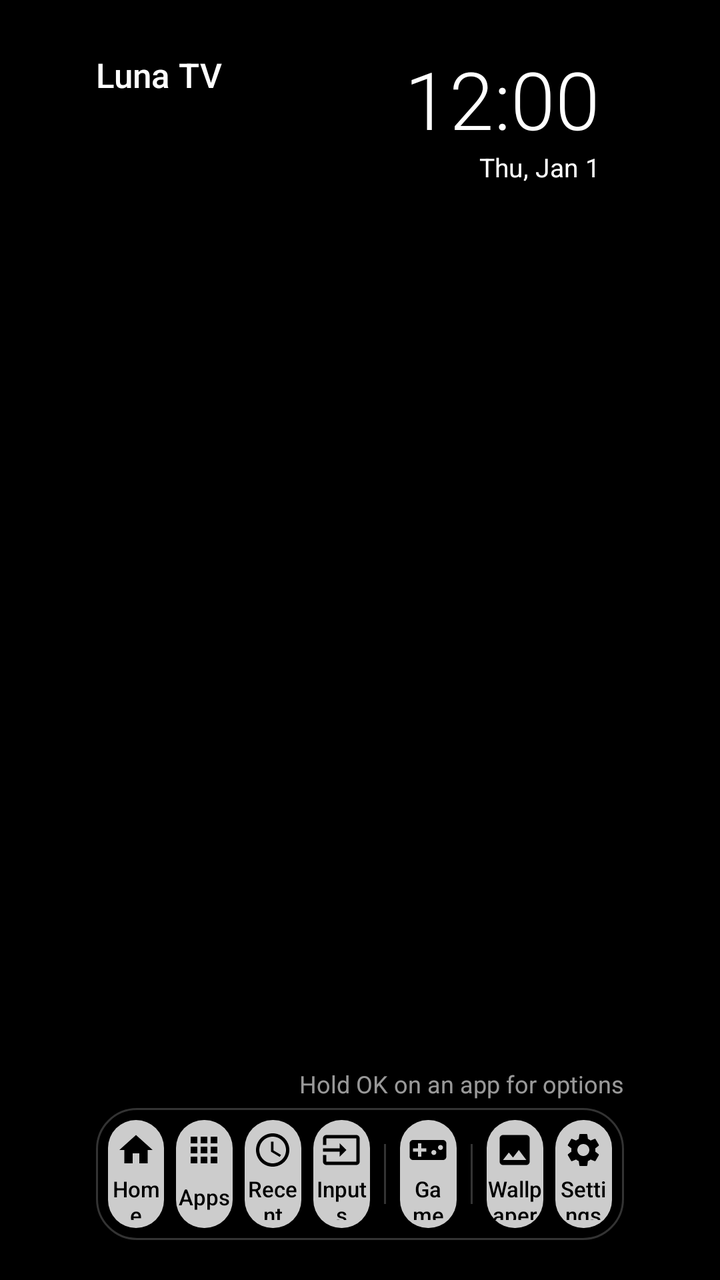
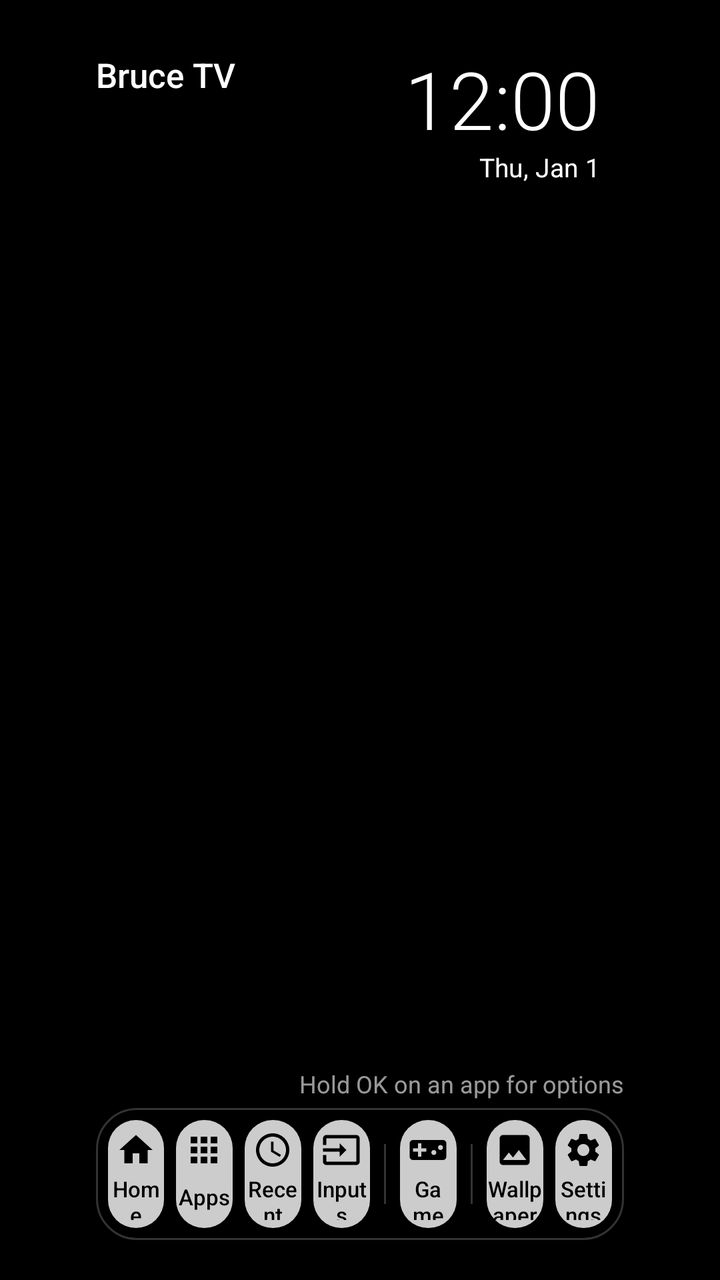

Compare the two renders of this Android layout. The source of the first and the diff that turns it into the second are given below.
<!-- AndroidManifest.xml: application theme Theme.Bearacle -->
<!-- res/layout/layout_bottom.xml -->
<?xml version="1.0" encoding="utf-8"?>
<FrameLayout xmlns:android="http://schemas.android.com/apk/res/android"
    android:layout_width="match_parent"
    android:layout_height="match_parent">

    <ImageView
        android:id="@+id/wall"
        android:layout_width="match_parent"
        android:layout_height="match_parent"
        android:importantForAccessibility="no"
        android:scaleType="centerCrop" />

    <View
        android:id="@+id/dim"
        android:layout_width="match_parent"
        android:layout_height="match_parent"
        android:background="#46000000"
        android:visibility="gone" />

    <View
        android:id="@+id/scrim"
        android:layout_width="match_parent"
        android:layout_height="match_parent"
        android:background="@drawable/scrim" />

    <LinearLayout
        android:id="@+id/home"
        android:layout_width="match_parent"
        android:layout_height="match_parent"
        android:clipChildren="false"
        android:clipToPadding="false"
        android:orientation="vertical"
        android:paddingStart="48dp"
        android:paddingTop="26dp"
        android:paddingEnd="48dp"
        android:paddingBottom="90dp">

        <RelativeLayout
            android:layout_width="match_parent"
            android:layout_height="wrap_content">

            <TextView
                android:id="@+id/brand"
                style="@style/Shadowed"
                android:layout_width="wrap_content"
                android:layout_height="wrap_content"
                android:fontFamily="sans-serif-medium"
                android:text="Luna TV"
                android:textSize="17sp" />

            <TextView
                android:id="@+id/weather"
                style="@style/Shadowed"
                android:layout_width="wrap_content"
                android:layout_height="wrap_content"
                android:layout_below="@id/brand"
                android:alpha="0.9"
                android:textSize="13sp" />

            <LinearLayout
                android:id="@+id/statusPill"
                android:layout_width="wrap_content"
                android:layout_height="wrap_content"
                android:layout_alignParentEnd="true"
                android:background="@drawable/status_pill"
                android:focusable="true"
                android:gravity="end"
                android:orientation="vertical"
                android:paddingStart="12dp"
                android:paddingTop="2dp"
                android:paddingEnd="12dp"
                android:paddingBottom="4dp">

                <TextClock
                    style="@style/Shadowed"
                    android:layout_width="wrap_content"
                    android:layout_height="wrap_content"
                    android:fontFamily="sans-serif-light"
                    android:format12Hour="h:mm"
                    android:format24Hour="H:mm"
                    android:includeFontPadding="false"
                    android:textSize="40sp" />

                <TextClock
                    style="@style/Shadowed"
                    android:layout_width="wrap_content"
                    android:layout_height="wrap_content"
                    android:format12Hour="EEE, MMM d"
                    android:format24Hour="EEE, MMM d"
                    android:textSize="13sp" />
            </LinearLayout>
        </RelativeLayout>

        <Space
            android:layout_width="match_parent"
            android:layout_height="0dp"
            android:layout_weight="1" />

        <TextView
            android:id="@+id/greeting"
            style="@style/Shadowed"
            android:layout_width="match_parent"
            android:layout_height="wrap_content"
            android:fontFamily="sans-serif-medium"
            android:gravity="center"
            android:textSize="52sp" />

        <Space
            android:layout_width="match_parent"
            android:layout_height="0dp"
            android:layout_weight="1" />

        <LinearLayout
            android:id="@+id/continueBox"
            android:layout_width="match_parent"
            android:layout_height="wrap_content"
            android:clipChildren="false"
            android:orientation="vertical"
            android:visibility="gone">

            <TextView
                style="@style/Shadowed"
                android:layout_width="wrap_content"
                android:layout_height="wrap_content"
                android:fontFamily="sans-serif-medium"
                android:text="Continue Watching"
                android:textSize="14sp" />

            <HorizontalScrollView
                android:layout_width="match_parent"
                android:layout_height="wrap_content"
                android:layout_marginStart="-10dp"
                android:clipChildren="false"
                android:clipToPadding="false"
                android:scrollbars="none">

                <LinearLayout
                    android:id="@+id/continueRow"
                    android:layout_width="wrap_content"
                    android:layout_height="wrap_content"
                    android:clipChildren="false"
                    android:clipToPadding="false"
                    android:orientation="horizontal"
                    android:paddingStart="12dp"
                    android:paddingTop="6dp"
                    android:paddingEnd="12dp"
                    android:paddingBottom="6dp" />
            </HorizontalScrollView>
        </LinearLayout>

        <HorizontalScrollView
            android:id="@+id/favScroll"
            android:layout_width="match_parent"
            android:layout_height="wrap_content"
            android:layout_marginStart="-10dp"
            android:clipChildren="false"
            android:clipToPadding="false"
            android:scrollbars="none">

            <LinearLayout
                android:id="@+id/favRow"
                android:layout_width="wrap_content"
                android:layout_height="wrap_content"
                android:clipChildren="false"
                android:clipToPadding="false"
                android:orientation="horizontal"
                android:paddingStart="12dp"
                android:paddingTop="6dp"
                android:paddingEnd="12dp"
                android:paddingBottom="6dp" />
        </HorizontalScrollView>

        <TextView
            android:id="@+id/homeHint"
            style="@style/Shadowed"
            android:layout_width="wrap_content"
            android:layout_height="wrap_content"
            android:layout_gravity="end"
            android:alpha="0.6"
            android:text="Hold OK on an app for options"
            android:textSize="12sp" />
    </LinearLayout>

    <include layout="@layout/ov_nav" />
    <include layout="@layout/ov_top" />

    <LinearLayout
        android:id="@+id/header"
        android:layout_width="match_parent"
        android:layout_height="66dp"
        android:layout_gravity="bottom"
        android:layout_marginStart="48dp"
        android:layout_marginEnd="48dp"
        android:layout_marginBottom="20dp"
        android:background="@drawable/bar_bg"
        android:gravity="center_vertical"
        android:orientation="horizontal"
        android:padding="3dp">

        <TextView android:id="@+id/navHome" style="@style/NavItem" android:drawableTop="@drawable/ic_home" android:text="Home" />
        <TextView android:id="@+id/navApps" style="@style/NavItem" android:drawableTop="@drawable/ic_apps" android:text="Apps" />
        <TextView android:id="@+id/navRecent" style="@style/NavItem" android:drawableTop="@drawable/ic_recent" android:text="Recent" />
        <TextView android:id="@+id/navInputs" style="@style/NavItem" android:drawableTop="@drawable/ic_input" android:text="Inputs" />
        <View android:layout_width="1dp" android:layout_height="30dp" android:layout_marginStart="4dp" android:layout_marginEnd="4dp" android:background="#33FFFFFF" />
        <TextView android:id="@+id/navGame" style="@style/NavItem" android:background="@drawable/nav_game" android:drawableTop="@drawable/ic_game" android:text="Game Mode" />
        <View android:layout_width="1dp" android:layout_height="30dp" android:layout_marginStart="4dp" android:layout_marginEnd="4dp" android:background="#33FFFFFF" />
        <TextView android:id="@+id/actWall" style="@style/NavItem" android:drawableTop="@drawable/ic_image" android:text="Wallpaper" />
        <TextView android:id="@+id/navSettings" style="@style/NavItem" android:drawableTop="@drawable/ic_settings" android:text="Settings" />
    </LinearLayout>
</FrameLayout>
<!-- res/layout/ov_nav.xml (included above) -->
<?xml version="1.0" encoding="utf-8"?>
<FrameLayout xmlns:android="http://schemas.android.com/apk/res/android"
    android:id="@+id/navHost"
    android:layout_width="match_parent"
    android:layout_height="match_parent"
    android:clipChildren="false"
    android:clipToPadding="false">

    <LinearLayout
        android:id="@+id/appsOverlay"
        android:clipChildren="true"
        android:clipToPadding="false"
        android:layout_width="match_parent"
        android:layout_height="match_parent"
        android:orientation="vertical"
        android:paddingStart="48dp"
        android:paddingTop="108dp"
        android:paddingEnd="48dp"
        android:visibility="gone">

        <TextView
            android:id="@+id/appsTitle"
            style="@style/Shadowed"
            android:layout_width="wrap_content"
            android:layout_height="wrap_content"
            android:fontFamily="sans-serif-medium"
            android:text="All apps"
            android:textColor="#FFFFFF"
            android:textSize="26sp" />

        <TextView
            style="@style/Shadowed"
            android:layout_width="wrap_content"
            android:layout_height="wrap_content"
            android:alpha="0.8"
            android:text="Hold OK or press Menu on an app to pin it to Home, move or uninstall it"
            android:textColor="#FFFFFF"
            android:textSize="13sp" />

        <ScrollView
            android:layout_width="match_parent"
            android:layout_height="0dp"
            android:layout_marginStart="-48dp"
            android:layout_marginEnd="-48dp"
            android:layout_weight="1"
            android:clipChildren="true"
            android:clipToPadding="false"
            android:paddingStart="48dp"
            android:paddingTop="52dp"
            android:paddingEnd="48dp"
            android:paddingBottom="44dp"
            android:scrollbars="none">

            <GridLayout
                android:id="@+id/grid"
                android:clipToPadding="false"
                android:layout_width="wrap_content"
                android:layout_height="wrap_content"
                android:layout_gravity="center_horizontal"
                android:clipChildren="false"
                android:padding="16dp"
                android:columnCount="6" />
        </ScrollView>
    </LinearLayout>

    <FrameLayout
        android:id="@+id/recentOverlay"
        android:layout_width="match_parent"
        android:layout_height="match_parent"
        android:visibility="gone">

        <TextView
            style="@style/Shadowed"
            android:layout_width="wrap_content"
            android:layout_height="wrap_content"
            android:layout_marginStart="48dp"
            android:layout_marginTop="108dp"
            android:fontFamily="sans-serif-medium"
            android:text="Recent Apps"
            android:textColor="#FFFFFF"
            android:textSize="24sp" />

        <LinearLayout
            android:layout_width="wrap_content"
            android:layout_height="wrap_content"
            android:layout_gravity="end|top"
            android:layout_marginTop="108dp"
            android:layout_marginEnd="48dp"
            android:background="@drawable/glass_bar"
            android:gravity="center_vertical"
            android:orientation="horizontal"
            android:paddingStart="14dp"
            android:paddingTop="6dp"
            android:paddingEnd="14dp"
            android:paddingBottom="6dp">

            <TextView
                android:id="@+id/ramText"
                android:layout_width="wrap_content"
                android:layout_height="wrap_content"
                android:textColor="#FFFFFF"
                android:textSize="12sp" />

            <ProgressBar
                android:id="@+id/ramBar"
                style="@android:style/Widget.ProgressBar.Horizontal"
                android:layout_width="80dp"
                android:layout_height="5dp"
                android:layout_marginStart="10dp"
                android:max="100"
                android:progressDrawable="@drawable/ram_bar" />
        </LinearLayout>

        <HorizontalScrollView
            android:layout_width="match_parent"
            android:layout_height="wrap_content"
            android:layout_gravity="center_vertical"
            android:clipChildren="false"
            android:clipToPadding="false"
            android:scrollbars="none">

            <LinearLayout
                android:id="@+id/recentRow"
                android:clipToPadding="false"
                android:layout_width="wrap_content"
                android:layout_height="wrap_content"
                android:clipChildren="false"
                android:orientation="horizontal"
                android:paddingStart="48dp"
                android:paddingTop="16dp"
                android:paddingEnd="48dp"
                android:paddingBottom="24dp" />
        </HorizontalScrollView>

        <LinearLayout
            android:layout_width="wrap_content"
            android:layout_height="wrap_content"
            android:layout_gravity="bottom|center_horizontal"
            android:layout_marginBottom="76dp"
            android:clipChildren="false"
            android:orientation="horizontal">

            <TextView android:id="@+id/actOptimize" style="@style/Action" android:layout_width="170dp" android:layout_weight="0" android:text="Optimize" />
            <TextView android:id="@+id/actRestart" style="@style/Action" android:layout_width="170dp" android:layout_weight="0" android:text="Restart" />
        </LinearLayout>

        <TextView
            android:id="@+id/recentHint"
            style="@style/Shadowed"
            android:layout_width="wrap_content"
            android:layout_height="wrap_content"
            android:layout_gravity="bottom|center_horizontal"
            android:layout_marginBottom="40dp"
            android:alpha="0.65"
            android:text="Hold OK on an app to close it  ·  OK to open"
            android:textColor="#FFFFFF"
            android:textSize="13sp" />
    </FrameLayout>
</FrameLayout>
<!-- res/layout/ov_top.xml (included above) -->
<?xml version="1.0" encoding="utf-8"?>
<merge xmlns:android="http://schemas.android.com/apk/res/android">

    <LinearLayout
        android:id="@+id/wallOverlay"
        android:clipChildren="false"
        android:clipToPadding="false"
        android:layout_width="match_parent"
        android:layout_height="wrap_content"
        android:layout_gravity="bottom"
        android:background="@drawable/scrim_bottom"
        android:orientation="vertical"
        android:paddingStart="48dp"
        android:paddingTop="80dp"
        android:paddingEnd="48dp"
        android:paddingBottom="30dp"
        android:visibility="gone">

        <TextView
            android:layout_width="wrap_content"
            android:layout_height="wrap_content"
            android:fontFamily="sans-serif-medium"
            android:text="Wallpaper"
            android:textColor="#FFFFFF"
            android:textSize="26sp" />

        <TextView
            android:id="@+id/wallHint"
            android:layout_width="wrap_content"
            android:layout_height="wrap_content"
            android:alpha="0.65"
            android:text="Daily photo, gradients, or your own images from the Download, Pictures or Wallpapers folders"
            android:textColor="#FFFFFF"
            android:textSize="13sp" />

        <HorizontalScrollView
            android:layout_width="match_parent"
            android:layout_height="wrap_content"
            android:layout_marginStart="-12dp"
            android:layout_marginTop="8dp"
            android:clipChildren="false"
            android:clipToPadding="false"
            android:scrollbars="none">

            <LinearLayout
                android:id="@+id/wallRow"
                android:clipToPadding="false"
                android:layout_width="wrap_content"
                android:layout_height="wrap_content"
                android:clipChildren="false"
                android:orientation="horizontal"
                android:paddingStart="16dp"
                android:paddingTop="10dp"
                android:paddingEnd="16dp"
                android:paddingBottom="10dp" />
        </HorizontalScrollView>
    </LinearLayout>

    <LinearLayout
        android:id="@+id/controlOverlay"
        android:clipChildren="false"
        android:clipToPadding="false"
        android:layout_width="wrap_content"
        android:layout_height="wrap_content"
        android:layout_gravity="end|top"
        android:layout_marginTop="24dp"
        android:layout_marginEnd="40dp"
        android:background="@drawable/panel"
        android:orientation="vertical"
        android:padding="14dp"
        android:visibility="gone">

        <TextView
            android:layout_width="wrap_content"
            android:layout_height="wrap_content"
            android:layout_marginStart="4dp"
            android:layout_marginBottom="10dp"
            android:fontFamily="sans-serif-medium"
            android:text="Control Center"
            android:textColor="#FFFFFF"
            android:textSize="16sp" />

        <GridLayout
            android:id="@+id/ccGrid"
                android:clipToPadding="false"
            android:layout_width="wrap_content"
            android:layout_height="wrap_content"
            android:columnCount="3" />
    </LinearLayout>
</merge>
<!-- resources referenced by this layout -->
<resources>
  <!-- drawable bar_bg (drawable) -->
  <?xml version="1.0" encoding="utf-8"?>
  <shape xmlns:android="http://schemas.android.com/apk/res/android">
      <solid android:color="#66000000" />
      <stroke android:width="1dp" android:color="#33FFFFFF" />
      <corners android:radius="20dp" />
  </shape>
  <!-- drawable glass_bar (drawable) -->
  <shape xmlns:android="http://schemas.android.com/apk/res/android">
      <gradient android:angle="270" android:startColor="?attr/barFill1" android:endColor="?attr/barFill2" />
      <stroke android:width="?attr/rimW" android:color="?attr/barStroke" />
      <corners android:radius="999dp" />
  </shape>
  <!-- drawable ic_home (drawable) -->
  <?xml version="1.0" encoding="utf-8"?>
  <vector xmlns:android="http://schemas.android.com/apk/res/android" android:width="20dp" android:height="20dp" android:viewportWidth="24" android:viewportHeight="24">
      <path android:fillColor="#FFFFFF" android:pathData="M10,20v-6h4v6h5v-8h3L12,3 2,12h3v8z" />
  </vector>
  <!-- drawable nav_game (drawable) -->
  <?xml version="1.0" encoding="utf-8"?>
  <selector xmlns:android="http://schemas.android.com/apk/res/android">
      <item android:state_focused="true"><shape><solid android:color="#FFFFFFFF" /><corners android:radius="14dp" /></shape></item>
      <item><shape><solid android:color="#CCFFFFFF" /><corners android:radius="14dp" /></shape></item>
  </selector>
  <!-- drawable panel (drawable) -->
  <shape xmlns:android="http://schemas.android.com/apk/res/android">
      <solid android:color="#D914171E" />
      <stroke android:width="1dp" android:color="#26FFFFFF" />
      <corners android:radius="24dp" />
  </shape>
  <!-- drawable ram_bar (drawable) -->
  <layer-list xmlns:android="http://schemas.android.com/apk/res/android">
      <item android:id="@android:id/background"><shape><solid android:color="#40FFFFFF" /><corners android:radius="3dp" /></shape></item>
      <item android:id="@android:id/progress"><clip><shape><solid android:color="#FFFFFF" /><corners android:radius="3dp" /></shape></clip></item>
  </layer-list>
  <!-- drawable scrim (drawable) -->
  <shape xmlns:android="http://schemas.android.com/apk/res/android">
      <gradient android:angle="270" android:startColor="#66000000" android:centerColor="#14000000" android:endColor="#80000000" />
  </shape>
  <!-- drawable scrim_bottom (drawable) -->
  <shape xmlns:android="http://schemas.android.com/apk/res/android">
      <gradient android:angle="270" android:startColor="#00000000" android:endColor="#F2000000" />
  </shape>
  <!-- drawable status_pill (drawable) -->
  <selector xmlns:android="http://schemas.android.com/apk/res/android">
      <item android:state_focused="true"><shape><solid android:color="#40FFFFFF" /><stroke android:width="2dp" android:color="#FFFFFF" /><corners android:radius="18dp" /></shape></item>
      <item android:drawable="@android:color/transparent" />
  </selector>
  <style name="Shadowed">
          <item name="android:textColor">#FFFFFF</item>
          <item name="android:shadowColor">#99000000</item>
          <item name="android:shadowRadius">12</item>
          <item name="android:shadowDy">2</item>
      </style>
  <!-- drawable btn_white (drawable) -->
  <?xml version="1.0" encoding="utf-8"?>
  <selector xmlns:android="http://schemas.android.com/apk/res/android">
      <item android:state_focused="true"><shape><solid android:color="#FFFFFFFF" /><corners android:radius="14dp" /></shape></item>
      <item><shape><solid android:color="#CCFFFFFF" /><corners android:radius="14dp" /></shape></item>
  </selector>
  <!-- drawable nav_item (drawable) -->
  <?xml version="1.0" encoding="utf-8"?>
  <selector xmlns:android="http://schemas.android.com/apk/res/android">
      <item android:state_focused="true"><shape><solid android:color="#FFFFFFFF" /><corners android:radius="14dp" /></shape></item>
      <item><shape><solid android:color="#CCFFFFFF" /><corners android:radius="14dp" /></shape></item>
  </selector>
  <!-- unchanged entries left out for length: 9 -->
</resources>

<!-- the commit's change to res/layout/layout_bottom.xml (unified diff, before → after) -->
@@ -45,7 +45,7 @@
                 android:layout_width="wrap_content"
                 android:layout_height="wrap_content"
                 android:fontFamily="sans-serif-medium"
-                android:text="Luna TV"
+                android:text="Bruce TV"
                 android:textSize="17sp" />
 
             <TextView
